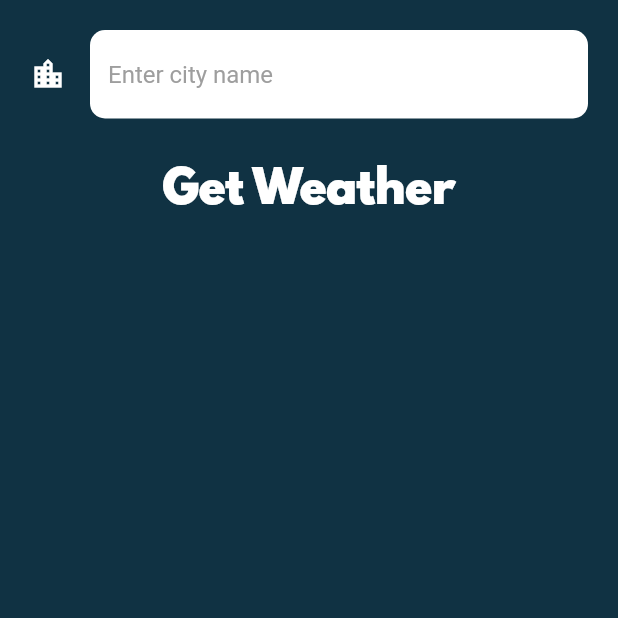
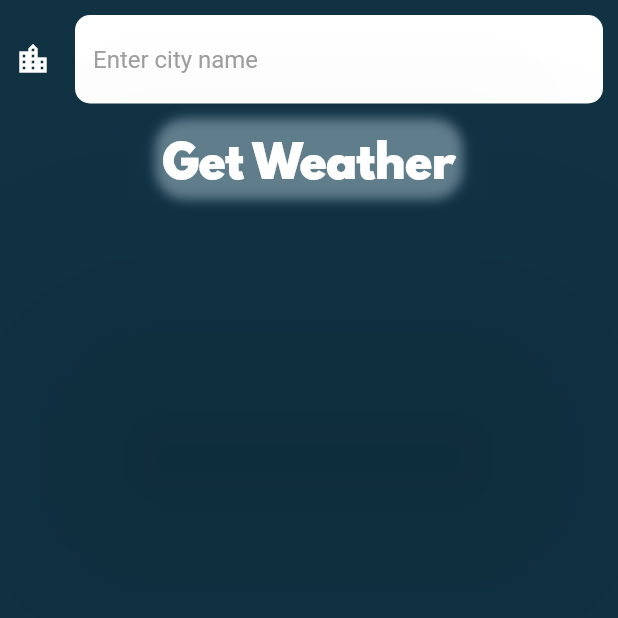
Before and after one commit to Sikandar4747/flutterDeveloppment, a Flutter app: the CityScreen screen opened directly, on a phone screen of 412 x 824 dp, the top half of it. Run offline on Flutter 3.47's test engine with Material 2 defaults, Android fonts, the light colour scheme and no system bars; our stand-ins replace animated_text_kit, audioplayers, cloud_firestore, firebase_auth, firebase_core, flutter_spinkit and 4 more; missing offline and left inert: cloud_firestore_web, firebase_auth_web, firebase_core_web; accounts and stored records are empty; network calls fail.

Commit message:
Some changes

```diff
--- a/Clima-Flutter/lib/screens/city_screen.dart
+++ b/Clima-Flutter/lib/screens/city_screen.dart
@@ -17,7 +17,7 @@ class _CityScreenState extends State<CityScreen> {
           child: Column(
             children: <Widget>[
               Container(
-                padding: EdgeInsets.all(20.0),
+                padding: EdgeInsets.all(10.0),
                 child: TextField(
                   style: TextStyle(
                     color: Colors.black,
@@ -29,13 +29,27 @@ class _CityScreenState extends State<CityScreen> {
                 ),
               ),
               // ignore: deprecated_member_use
-              FlatButton(
+              RaisedButton(
                 onPressed: () {
                   Navigator.pop(context, inputCity);
                 },
-                child: Text(
-                  'Get Weather',
-                  style: kButtonTextStyle,
+                elevation: 100.0,
+                color: Color(0xFF103243),
+                child: Container(
+                  padding: EdgeInsets.all(5.0),
+                  decoration: BoxDecoration(
+                    borderRadius: BorderRadius.circular(20.0),
+                    boxShadow: [
+                      BoxShadow(
+                        color: Colors.blueGrey,
+                        blurRadius: 6.0,
+                      ),
+                    ],
+                  ),
+                  child: Text(
+                    'Get Weather',
+                    style: kButtonTextStyle,
+                  ),
                 ),
               ),
             ],
--- a/Clima-Flutter/lib/screens/location_screen.dart
+++ b/Clima-Flutter/lib/screens/location_screen.dart
@@ -126,7 +126,7 @@ class _LocationScreenState extends State<LocationScreen> {
                         }
                       },
                       child: Icon(
-                        Icons.location_city,
+                        Icons.location_searching_outlined,
                         size: 35.0,
                       ),
                     ),
```
Also changed, not shown: 3 other files.
